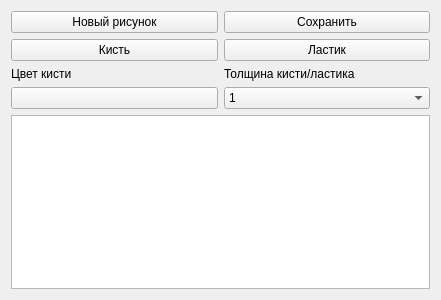
moevm/gui-1h2018-37, file paint.ui: the form before one commit.
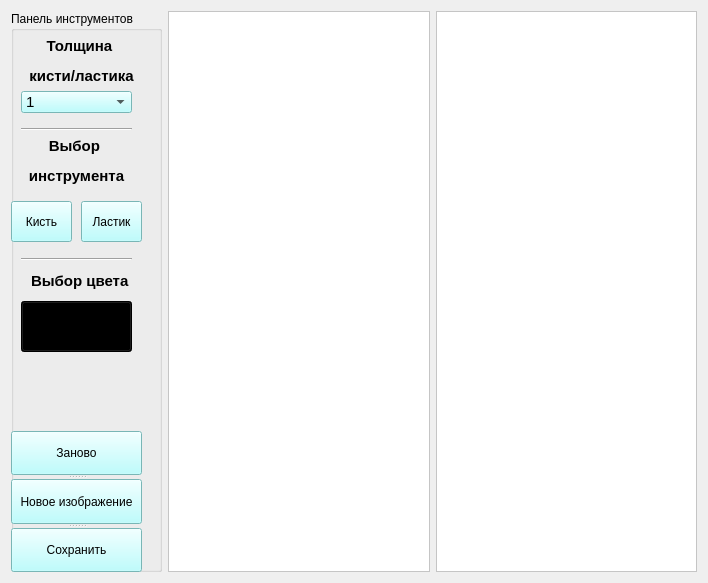
The form after the commit.

```diff
--- a/paint.ui
+++ b/paint.ui
@@ -6,42 +6,54 @@
    <rect>
     <x>0</x>
     <y>0</y>
-    <width>441</width>
-    <height>300</height>
+    <width>708</width>
+    <height>583</height>
    </rect>
   </property>
-  <property name="windowTitle">
-   <string>paint</string>
-  </property>
-  <layout class="QGridLayout" name="gridLayout">
-   <item row="3" column="1">
-    <widget class="QLabel" name="label_2">
-     <property name="text">
-      <string>Толщина кисти/ластика</string>
+  <layout class="QHBoxLayout" name="horizontalLayout_4">
+   <item>
+    <widget class="QGroupBox" name="groupBox">
+     <property name="minimumSize">
+      <size>
+       <width>0</width>
+       <height>0</height>
+      </size>
+     </property>
+     <property name="title">
+      <string>Панель инструментов</string>
      </property>
-    </widget>
-   </item>
-   <item row="3" column="0">
-    <widget class="QLabel" name="label">
-     <property name="text">
-      <string>Цвет кисти</string>
-     </property>
-    </widget>
-   </item>
-   <item row="2" column="0">
-    <widget class="QPushButton" name="btnSetBrush">
-     <property name="cursor">
-      <cursorShape>PointingHandCursor</cursorShape>
+     <widget class="QPushButton" name="btnColor">
+      <property name="geometry">
+       <rect>
+        <x>10</x>
+        <y>290</y>
+        <width>111</width>
+        <height>51</height>
+       </rect>
+      </property>
+      <property name="styleSheet">
+       <string notr="true">background-color: rgb(0, 0, 0);</string>
      </property>
      <property name="text">
-      <string>Кисть</string>
-     </property>
-    </widget>
-   </item>
-   <item row="7" column="1">
+       <string/>
+      </property>
+     </widget>
     <widget class="QComboBox" name="cmbWidth">
-     <property name="cursor">
-      <cursorShape>SizeVerCursor</cursorShape>
+      <property name="geometry">
+       <rect>
+        <x>10</x>
+        <y>80</y>
+        <width>111</width>
+        <height>22</height>
+       </rect>
+      </property>
+      <property name="font">
+       <font>
+        <pointsize>11</pointsize>
+       </font>
+      </property>
+      <property name="styleSheet">
+       <string notr="true">background-color: rgb(170, 255, 255);</string>
      </property>
      <item>
       <property name="text">
@@ -143,97 +155,204 @@
        <string>20</string>
       </property>
      </item>
-     <item>
-      <property name="text">
-       <string>21</string>
+     </widget>
+     <widget class="QPushButton" name="btnSetBrush">
+      <property name="geometry">
+       <rect>
+        <x>0</x>
+        <y>190</y>
+        <width>61</width>
+        <height>41</height>
+       </rect>
       </property>
-     </item>
-     <item>
-      <property name="text">
-       <string>22</string>
+      <property name="styleSheet">
+       <string notr="true">background-color: rgb(170, 255, 255);</string>
       </property>
-     </item>
-     <item>
       <property name="text">
-       <string>23</string>
+       <string>Кисть</string>
       </property>
-     </item>
-     <item>
-      <property name="text">
-       <string>24</string>
-      </property>
-     </item>
-     <item>
-      <property name="text">
-       <string>25</string>
-      </property>
-     </item>
-     <item>
-      <property name="text">
-       <string>26</string>
-      </property>
-     </item>
-     <item>
-      <property name="text">
-       <string>27</string>
-      </property>
-     </item>
-     <item>
-      <property name="text">
-       <string>28</string>
-      </property>
-     </item>
-     <item>
-      <property name="text">
-       <string>29</string>
-      </property>
-     </item>
-    </widget>
-   </item>
-   <item row="2" column="1">
+     </widget>
     <widget class="QPushButton" name="btnSetRuber">
-     <property name="cursor">
-      <cursorShape>PointingHandCursor</cursorShape>
+      <property name="geometry">
+       <rect>
+        <x>70</x>
+        <y>190</y>
+        <width>61</width>
+        <height>41</height>
+       </rect>
+      </property>
+      <property name="styleSheet">
+       <string notr="true">background-color: rgb(170, 255, 255);</string>
      </property>
      <property name="text">
       <string>Ластик</string>
      </property>
     </widget>
-   </item>
-   <item row="7" column="0">
-    <widget class="QPushButton" name="btnColor">
-     <property name="cursor">
-      <cursorShape>OpenHandCursor</cursorShape>
-     </property>
+     <widget class="QLabel" name="label_4">
+      <property name="geometry">
+       <rect>
+        <x>20</x>
+        <y>260</y>
+        <width>101</width>
+        <height>20</height>
+       </rect>
+      </property>
+      <property name="font">
+       <font>
+        <pointsize>11</pointsize>
+        <weight>75</weight>
+        <italic>false</italic>
+        <bold>true</bold>
+       </font>
+      </property>
      <property name="text">
-      <string/>
-     </property>
-    </widget>
-   </item>
-   <item row="1" column="0">
+       <string>Выбор цвета</string>
+      </property>
+     </widget>
+     <widget class="QLabel" name="label_5">
+      <property name="geometry">
+       <rect>
+        <x>10</x>
+        <y>120</y>
+        <width>111</width>
+        <height>61</height>
+       </rect>
+      </property>
+      <property name="font">
+       <font>
+        <pointsize>11</pointsize>
+        <weight>75</weight>
+        <bold>true</bold>
+       </font>
+      </property>
+      <property name="text">
+       <string>&lt;html&gt;&lt;head/&gt;&lt;body&gt;&lt;p align=&quot;center&quot;&gt;Выбор &lt;/p&gt;&lt;p align=&quot;center&quot;&gt;инструмента&lt;/p&gt;&lt;/body&gt;&lt;/html&gt;</string>
+      </property>
+     </widget>
+     <widget class="Line" name="line">
+      <property name="geometry">
+       <rect>
+        <x>10</x>
+        <y>110</y>
+        <width>111</width>
+        <height>16</height>
+       </rect>
+      </property>
+      <property name="orientation">
+       <enum>Qt::Horizontal</enum>
+      </property>
+     </widget>
+     <widget class="Line" name="line_2">
+      <property name="geometry">
+       <rect>
+        <x>10</x>
+        <y>240</y>
+        <width>111</width>
+        <height>16</height>
+       </rect>
+      </property>
+      <property name="orientation">
+       <enum>Qt::Horizontal</enum>
+      </property>
+     </widget>
+     <widget class="QSplitter" name="splitter">
+      <property name="geometry">
+       <rect>
+        <x>0</x>
+        <y>420</y>
+        <width>131</width>
+        <height>141</height>
+       </rect>
+      </property>
+      <property name="orientation">
+       <enum>Qt::Vertical</enum>
+      </property>
+      <widget class="QPushButton" name="btnRepeat">
+       <property name="styleSheet">
+        <string notr="true">background-color: rgb(170, 255, 255);</string>
+       </property>
+       <property name="text">
+        <string>Заново</string>
+       </property>
+      </widget>
     <widget class="QPushButton" name="btnNewPic">
-     <property name="cursor">
-      <cursorShape>PointingHandCursor</cursorShape>
+       <property name="styleSheet">
+        <string notr="true">background-color: rgb(170, 255, 255);</string>
      </property>
      <property name="text">
-      <string>Новый рисунок</string>
-     </property>
-    </widget>
-   </item>
-   <item row="1" column="1">
+        <string>Новое изображение</string>
+       </property>
+      </widget>
     <widget class="QPushButton" name="btnSavePic">
-     <property name="cursor">
-      <cursorShape>PointingHandCursor</cursorShape>
+       <property name="styleSheet">
+        <string notr="true">background-color: rgb(170, 255, 255);</string>
      </property>
      <property name="text">
       <string>Сохранить</string>
      </property>
     </widget>
+     </widget>
+     <widget class="QLabel" name="label">
+      <property name="geometry">
+       <rect>
+        <x>0</x>
+        <y>20</y>
+        <width>141</width>
+        <height>61</height>
+       </rect>
+      </property>
+      <property name="text">
+       <string>&lt;html&gt;&lt;head/&gt;&lt;body&gt;&lt;p align=&quot;center&quot;&gt;&lt;span style=&quot; font-size:11pt; font-weight:600;&quot;&gt;Толщина &lt;/span&gt;&lt;/p&gt;&lt;p align=&quot;center&quot;&gt;&lt;span style=&quot; font-size:11pt; font-weight:600;&quot;&gt;кисти/ластика&lt;/span&gt;&lt;/p&gt;&lt;/body&gt;&lt;/html&gt;</string>
+      </property>
+     </widget>
+     <zorder>splitter</zorder>
+     <zorder>cmbWidth</zorder>
+     <zorder>btnColor</zorder>
+     <zorder>btnSetBrush</zorder>
+     <zorder>btnSetRuber</zorder>
+     <zorder>label_4</zorder>
+     <zorder>label_5</zorder>
+     <zorder>line</zorder>
+     <zorder>line_2</zorder>
+     <zorder>label</zorder>
+    </widget>
    </item>
-   <item row="8" column="0" colspan="2">
+   <item>
     <widget class="QGraphicsView" name="graphicsView">
-     <property name="cursor" stdset="0">
-      <cursorShape>ArrowCursor</cursorShape>
+     <property name="styleSheet">
+      <string notr="true">background: rgb(255, 255, 255)</string>
+     </property>
+     <property name="interactive">
+      <bool>true</bool>
+     </property>
+     <property name="sceneRect">
+      <rectf>
+       <x>0.000000000000000</x>
+       <y>0.000000000000000</y>
+       <width>250.000000000000000</width>
+       <height>300.000000000000000</height>
+      </rectf>
+     </property>
+     <property name="alignment">
+      <set>Qt::AlignCenter</set>
+     </property>
+    </widget>
+   </item>
+   <item>
+    <widget class="QGraphicsView" name="graphicsView_2">
+     <property name="styleSheet">
+      <string notr="true">background: rgb(255, 255, 255)</string>
+     </property>
+     <property name="interactive">
+      <bool>true</bool>
+     </property>
+     <property name="sceneRect">
+      <rectf>
+       <x>0.000000000000000</x>
+       <y>0.000000000000000</y>
+       <width>250.000000000000000</width>
+       <height>300.000000000000000</height>
+      </rectf>
      </property>
     </widget>
    </item>
```
Lines whose indentation alone changed are shown as unchanged.
